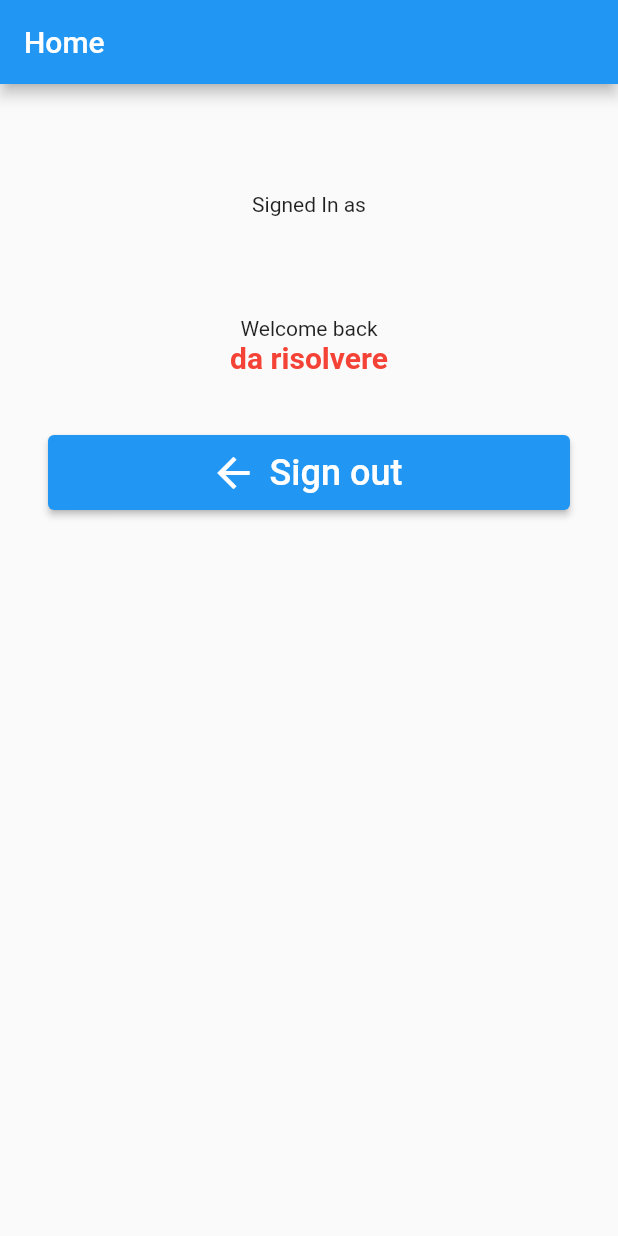
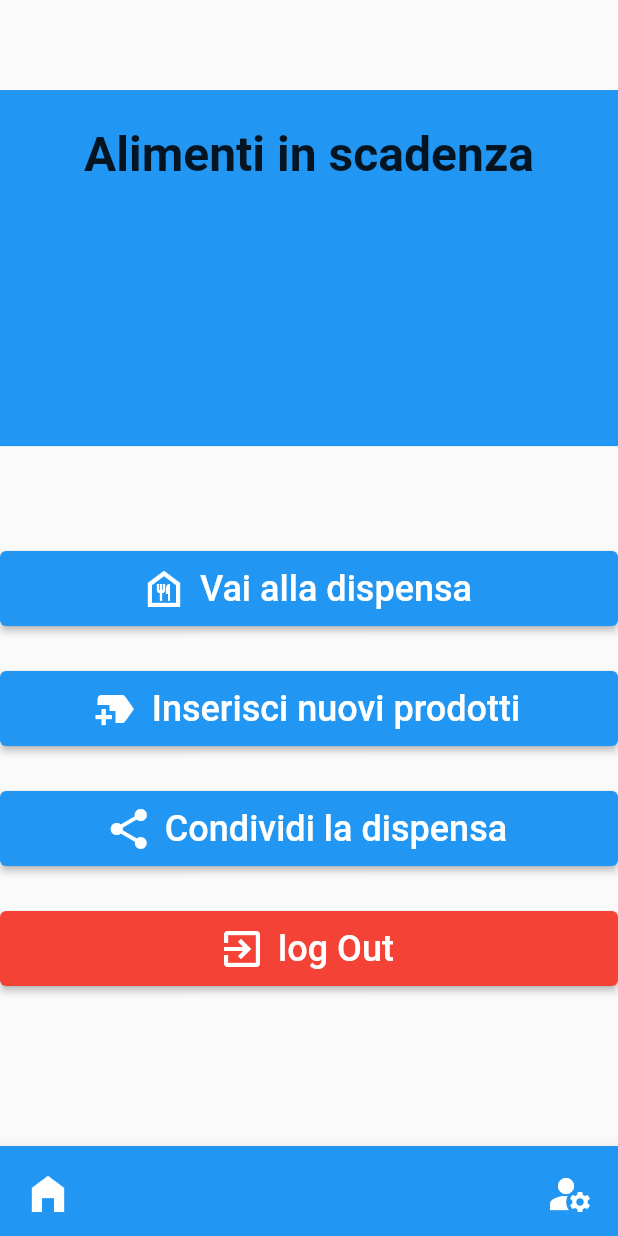
Before and after one commit to Gabri92/my_meal, a Flutter app: the screen it shows once a user with an empty profile is signed in, on a phone screen of 412 x 824 dp. Run offline on Flutter 3.47's test engine with Material 2 defaults, Android fonts, the phone set to English and light mode, and no system bars; our stand-ins replace cloud_firestore, email_validator, firebase_auth, firebase_core; accounts and stored records are empty.

Commit message:
Aggiunta gestione dispensa, inserimento prodotto e finestra mockup di modifica prodotto

```diff
--- a/lib/Authentication/login.dart
+++ b/lib/Authentication/login.dart
@@ -2,7 +2,6 @@ import 'package:firebase_auth/firebase_auth.dart';
 import 'package:flutter/gestures.dart';
 import 'package:flutter/material.dart';
 import 'package:email_validator/email_validator.dart';
-import 'package:flutter_svg/flutter_svg.dart';
 import '../Authentication/reset_psw.dart';
 
 import '../Utils.dart';
--- /dev/null
+++ b/lib/homepage.dart
@@ -0,0 +1,107 @@
+import 'package:flutter/material.dart';
+import 'package:firebase_auth/firebase_auth.dart';
+
+import '../globals.dart' as global;
+import '../main.dart';
+import '../storage.dart';
+
+//HOMEPAGE
+class HomePage extends StatefulWidget {
+  const HomePage({super.key});
+
+  @override
+  State<HomePage> createState() => _HomePageState();
+}
+
+class _HomePageState extends State<HomePage> {
+  @override
+  Widget build(BuildContext context) {
+    final user = FirebaseAuth.instance.currentUser!; //Recupera credenziali user
+
+    return Scaffold(
+      body: Center(
+        child: Column(
+          children: <Widget>[
+            const Padding(padding: EdgeInsets.all(30)),
+            Container(
+              constraints: BoxConstraints.expand(
+                height: Theme.of(context).textTheme.headlineMedium!.fontSize! *
+                        1.1 +
+                    200.0,
+              ),
+              padding: const EdgeInsets.all(24),
+              color: Colors.blue,
+              child: const Text(
+                "Alimenti in scadenza",
+                textAlign: TextAlign.center,
+                style: TextStyle(fontWeight: FontWeight.bold, fontSize: 32),
+              ),
+            ),
+            const SizedBox(height: 70),
+            ElevatedButton.icon(
+              icon: const Icon(Icons.food_bank_outlined, size: 32),
+              style: ElevatedButton.styleFrom(
+                minimumSize: const Size.fromHeight(50),
+              ),
+              label: const Text(
+                'Vai alla dispensa',
+                style: TextStyle(fontSize: 24),
+              ),
+              onPressed: () {
+                Navigator.of(context).push(
+                  MaterialPageRoute(
+                    builder: (context) => const StoragePage(),
+                  ),
+                );
+              },
+            ),
+            const SizedBox(height: 30),
+            ElevatedButton.icon(
+              icon: const Icon(Icons.new_label, size: 32),
+              style: ElevatedButton.styleFrom(
+                minimumSize: const Size.fromHeight(50),
+              ),
+              label: const Text(
+                'Inserisci nuovi prodotti',
+                style: TextStyle(fontSize: 24),
+              ),
+              onPressed: () {
+                Navigator.of(context).push(
+                  MaterialPageRoute(
+                    builder: (context) => const NewProductPage(),
+                  ),
+                );
+              },
+            ),
+            const SizedBox(height: 30),
+            ElevatedButton.icon(
+              icon: const Icon(Icons.share, size: 32),
+              style: ElevatedButton.styleFrom(
+                minimumSize: const Size.fromHeight(50),
+              ),
+              label: const Text(
+                'Condividi la dispensa',
+                style: TextStyle(fontSize: 24),
+              ),
+              onPressed: () {},
+            ),
+            const SizedBox(height: 30),
+            ElevatedButton.icon(
+              icon: const Icon(Icons.exit_to_app, size: 32),
+              style: ElevatedButton.styleFrom(
+                minimumSize: const Size.fromHeight(50),
+                backgroundColor: Colors.red,
+              ),
+              label: const Text(
+                'log Out',
+                style: TextStyle(fontSize: 24),
+              ),
+              onPressed: () => FirebaseAuth.instance.signOut(),
+            ),
+          ],
+        ),
+      ),
+      bottomNavigationBar: const BottomAppNavBar(),
+    );
+  }
+}
--- a/lib/main.dart
+++ b/lib/main.dart
@@ -2,7 +2,9 @@ import 'package:firebase_auth/firebase_auth.dart';
 import 'package:firebase_core/firebase_core.dart';
 import 'package:flutter/material.dart';
 import '../utils.dart';
+import '../homepage.dart';
 
+import '../globals.dart' as globals;
 import 'Authentication/Login.dart';
 import 'Authentication/Signup.dart';
 
@@ -47,64 +49,6 @@ class MyApp extends StatelessWidget {
       );
 }
 
-//HOMEPAGE
-class HomePage extends StatelessWidget {
-  const HomePage({super.key});
-
-  @override
-  Widget build(BuildContext context) {
-    final user = FirebaseAuth.instance.currentUser!; //Recupera credenziali user
-
-    return Scaffold(
-      appBar: AppBar(
-        title: const Text('Home'),
-      ),
-      body: Center(
-        child: Padding(
-          padding: const EdgeInsets.all(32),
-          child: Column(
-            children: [
-              const SizedBox(height: 40),
-              const Text(
-                'Signed In as',
-              ),
-              const SizedBox(height: 4),
-              Text(
-                user.email!,
-                style:
-                    const TextStyle(fontSize: 20, fontWeight: FontWeight.bold),
-              ),
-              const SizedBox(height: 40),
-              const Text('Welcome back'),
-              //const SizedBox(height: 4),
-              const Text(
-                //TODO: Risolvere
-                //user.displayName!,
-                'da risolvere',
-                style: TextStyle(
-                    fontSize: 20,
-                    fontWeight: FontWeight.bold,
-                    color: Colors.red),
-              ),
-              const SizedBox(height: 40),
-              ElevatedButton.icon(
-                style: ElevatedButton.styleFrom(
-                    minimumSize: const Size.fromHeight(50)),
-                icon: const Icon(Icons.arrow_back, size: 32),
-                label: const Text(
-                  'Sign out',
-                  style: TextStyle(fontSize: 24),
-                ),
-                onPressed: () => FirebaseAuth.instance.signOut(),
-              ),
-            ],
-          ),
-        ),
-      ),
-    );
-  }
-}
-
 // AUTH PAGE
 class AuthPage extends StatefulWidget {
   const AuthPage({super.key});
@@ -123,3 +67,40 @@ class _AuthPageState extends State<AuthPage> {
 
   void toggle() => setState(() => isLogin = !isLogin);
 }
+
+// //App bar
+class BottomAppNavBar extends StatelessWidget {
+  const BottomAppNavBar({super.key});
+
+  @override
+  Widget build(BuildContext context) {
+    return BottomAppBar(
+      height: 60,
+      shape: const CircularNotchedRectangle(),
+      color: Colors.blue,
+      child: IconTheme(
+        data: IconThemeData(color: Theme.of(context).colorScheme.onPrimary),
+        child: Row(
+          crossAxisAlignment: CrossAxisAlignment.center,
+          mainAxisAlignment: MainAxisAlignment.spaceBetween,
+          children: <Widget>[
+            IconButton(
+              onPressed: () {},
+              tooltip: 'Home',
+              icon: const Icon(Icons.home_filled),
+              iconSize: 32,
+              padding: const EdgeInsets.all(16),
+            ),
+            IconButton(
+              onPressed: () {},
+              tooltip: 'Profile',
+              icon: const Icon(Icons.manage_accounts),
+              iconSize: 32,
+              padding: const EdgeInsets.all(16),
+            ),
+          ],
+        ),
+      ),
+    );
+  }
+}
```
Also changed, not shown: lib/Authentication/signup.dart (+18 -1 lines), lib/globals.dart (added, +10 -0 lines), lib/storage.dart (added, +305 -0 lines), pubspec.yaml (+4 -3 lines), pubspec.lock.
